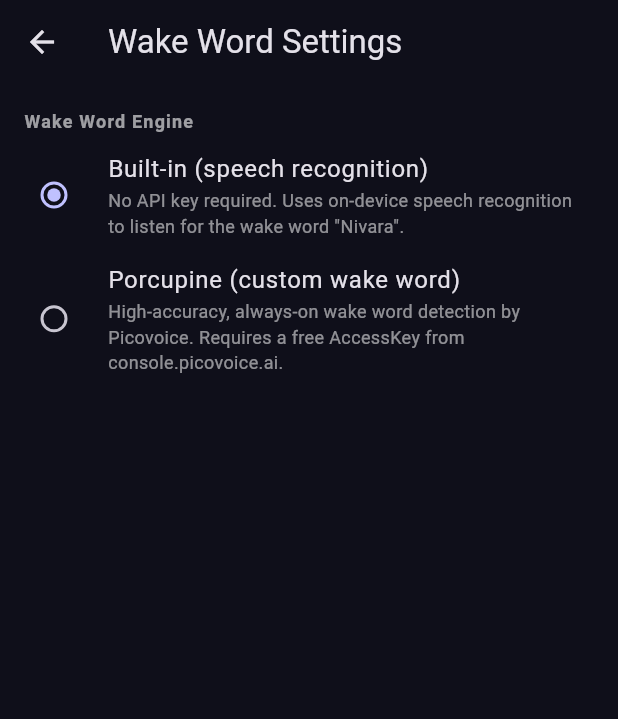
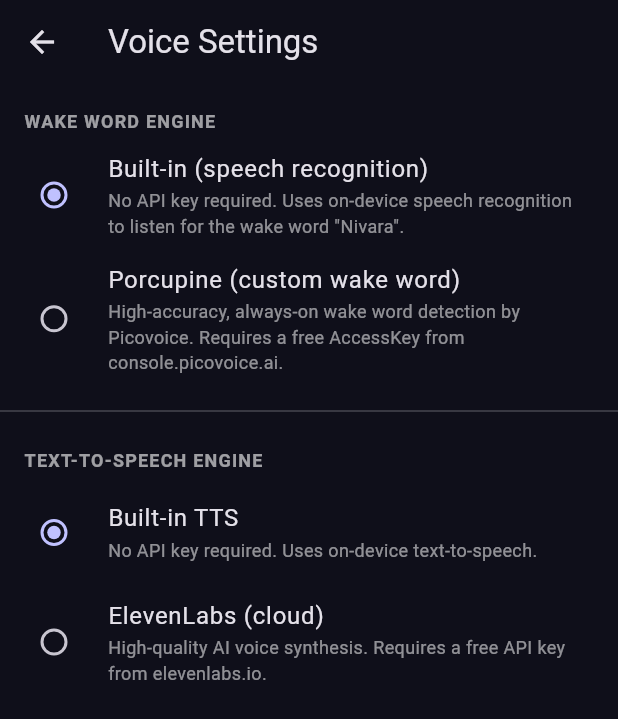
Before and after one commit to upkarnz/Nivara, a Flutter app: the screen it shows once a user with an empty profile is signed in, after a tap on the "send" icon, after a tap on the "settings" icon, on a phone screen of 412 x 824 dp. Shown: the top 719 px of the screen. Run offline on Flutter 3.47's test engine with Material 3 defaults, Android fonts, the phone set to English and light mode, and no system bars; our stand-ins replace cloud_firestore, firebase_auth, firebase_core, flutter_riverpod, flutter_tts, go_router and 6 more; missing offline and left inert: porcupine_flutter; accounts and stored records are empty; generated files the repository leaves out were written again; Roboto replaces fonts that are missing (SF Pro Display).

Commit message:
feat(voice): add TTS provider selection (flutter_tts + ElevenLabs)
- Refactor TtsService to abstract interface class
- Extract FlutterTtsService (on-device, no API key)
- Add ElevenLabsTtsService (cloud, just_audio for MP3 playback)
- Add TtsProvider enum and persist choice via SharedPreferences
- Extend VoiceSettings + VoiceSettingsNotifier with ttsProvider and elevenLabsApiKey fields
- Update VoiceNotifier to swap TTS impl at init based on saved settings
- Add TEXT-TO-SPEECH ENGINE section to VoiceSettingsPage with RadioListTile per provider and conditional API key field + Save button
- Fix pre-existing chat_page.dart missing import for authRepositoryProvider
- All 57 tests pass

```diff
--- a/nivara/lib/features/chat/presentation/pages/chat_page.dart
+++ b/nivara/lib/features/chat/presentation/pages/chat_page.dart
@@ -3,6 +3,7 @@ import 'package:flutter_riverpod/flutter_riverpod.dart';
 import 'package:go_router/go_router.dart';
 
 import '../../../../shared/models/user_profile.dart';
+import '../../../auth/data/auth_repository.dart';
 import '../../../auth/presentation/providers/auth_provider.dart';
 import '../../../profile/presentation/providers/profile_provider.dart';
 import '../providers/chat_provider.dart';
--- /dev/null
+++ b/nivara/lib/voice/flutter_tts_service.dart
@@ -0,0 +1,21 @@
+import 'package:flutter_tts/flutter_tts.dart';
+import 'tts_service.dart';
+
+/// On-device TTS via flutter_tts. No API key required.
+class FlutterTtsService implements TtsService {
+  FlutterTtsService() : _tts = FlutterTts();
+
+  final FlutterTts _tts;
+
+  @override
+  Future<void> speak(String text) async {
+    await _tts.stop();
+    await _tts.speak(text);
+  }
+
+  @override
+  Future<void> stop() => _tts.stop();
+
+  @override
+  Future<void> dispose() => _tts.stop();
+}
--- /dev/null
+++ b/nivara/lib/voice/tts_provider.dart
@@ -0,0 +1,8 @@
+/// Which TTS engine to use for voice output.
+enum TtsProvider {
+  /// Built-in on-device TTS via flutter_tts. No API key required.
+  flutterTts,
+
+  /// Cloud TTS via ElevenLabs. Requires an ElevenLabs API key.
+  elevenLabs,
+}
--- a/nivara/lib/voice/voice_provider.dart
+++ b/nivara/lib/voice/voice_provider.dart
@@ -2,6 +2,9 @@ import 'package:flutter_riverpod/flutter_riverpod.dart';
 import 'package:permission_handler/permission_handler.dart';
 import 'package:speech_to_text/speech_to_text.dart';
 
+import 'elevenlabs_tts_service.dart';
+import 'flutter_tts_service.dart';
+import 'tts_provider.dart';
 import 'tts_service.dart';
 import 'voice_settings_provider.dart';
 import 'voice_state.dart';
@@ -32,8 +35,8 @@ class VoiceNotifier extends Notifier<VoiceState> {
 
   @override
   VoiceState build() {
-    // Initialise asynchronously; UI starts in idle.
-    _tts = TtsService();
+    // Default to flutter_tts until settings load asynchronously.
+    _tts = FlutterTtsService();
     _init();
     // Clean up when the provider is disposed.
     ref.onDispose(() async {
@@ -51,9 +54,22 @@ class VoiceNotifier extends Notifier<VoiceState> {
     _sttReady = await _stt.initialize();
 
     final settings = await ref.read(voiceSettingsProvider.future);
+
+    // Replace default TTS with the user's preferred implementation.
+    await _tts.dispose();
+    _tts = _buildTtsService(settings);
+
     _wakeWord = _buildWakeWordService(settings);
     _wakeWord!.onWakeWord = _onWakeWordDetected;
     await _wakeWord!.start();
+  }
+
+  TtsService _buildTtsService(VoiceSettings settings) {
+    if (settings.ttsProvider == TtsProvider.elevenLabs &&
+        settings.elevenLabsApiKey.isNotEmpty) {
+      return ElevenLabsTtsService(apiKey: settings.elevenLabsApiKey);
+    }
+    return FlutterTtsService();
   }
 
   WakeWordService _buildWakeWordService(VoiceSettings settings) {
--- a/nivara/lib/voice/voice_settings_page.dart
+++ b/nivara/lib/voice/voice_settings_page.dart
@@ -1,14 +1,17 @@
 import 'package:flutter/material.dart';
 import 'package:flutter_riverpod/flutter_riverpod.dart';
 
+import 'tts_provider.dart';
 import 'voice_settings_provider.dart';
 import 'wake_word_engine.dart';
 
-/// Settings page for configuring the wake-word detection engine.
+/// Settings page for configuring wake-word detection and TTS engine.
 ///
-/// Presents a [RadioListTile] per [WakeWordEngine] value.
-/// When [WakeWordEngine.porcupine] is selected, an additional text field
-/// appears so the user can paste their Picovoice AccessKey.
+/// • Wake Word section: [RadioListTile] per [WakeWordEngine].
+///   When [WakeWordEngine.porcupine] is selected an AccessKey field appears.
+///
+/// • TTS Provider section: [RadioListTile] per [TtsProvider].
+///   When [TtsProvider.elevenLabs] is selected an API key field appears.
 class VoiceSettingsPage extends ConsumerStatefulWidget {
   const VoiceSettingsPage({super.key});
 
@@ -17,18 +20,22 @@ class VoiceSettingsPage extends ConsumerStatefulWidget {
 }
 
 class _VoiceSettingsPageState extends ConsumerState<VoiceSettingsPage> {
-  late final TextEditingController _keyCtrl;
-  bool _obscure = true;
+  late final TextEditingController _porcupineCtrl;
+  late final TextEditingController _elevenLabsCtrl;
+  bool _obscurePorcupine = true;
+  bool _obscureElevenLabs = true;
 
   @override
   void initState() {
     super.initState();
-    _keyCtrl = TextEditingController();
+    _porcupineCtrl = TextEditingController();
+    _elevenLabsCtrl = TextEditingController();
   }
 
   @override
   void dispose() {
-    _keyCtrl.dispose();
+    _porcupineCtrl.dispose();
+    _elevenLabsCtrl.dispose();
     super.dispose();
   }
 
@@ -38,25 +45,31 @@ class _VoiceSettingsPageState extends ConsumerState<VoiceSettingsPage> {
 
     return Scaffold(
       appBar: AppBar(
-        title: const Text('Wake Word Settings'),
+        title: const Text('Voice Settings'),
         backgroundColor: Colors.transparent,
       ),
       body: settingsAsync.when(
         loading: () => const Center(child: CircularProgressIndicator()),
         error: (e, _) => Center(child: Text('Error: $e')),
         data: (settings) {
-          // Keep text-field in sync when settings load.
-          if (_keyCtrl.text.isEmpty && settings.porcupineAccessKey.isNotEmpty) {
-            _keyCtrl.text = settings.porcupineAccessKey;
+          // Keep text fields in sync when settings load.
+          if (_porcupineCtrl.text.isEmpty &&
+              settings.porcupineAccessKey.isNotEmpty) {
+            _porcupineCtrl.text = settings.porcupineAccessKey;
+          }
+          if (_elevenLabsCtrl.text.isEmpty &&
+              settings.elevenLabsApiKey.isNotEmpty) {
+            _elevenLabsCtrl.text = settings.elevenLabsApiKey;
           }
 
           return ListView(
             padding: const EdgeInsets.symmetric(vertical: 8),
             children: [
+              // ── Wake Word section header ────────────────────────────────
               const Padding(
                 padding: EdgeInsets.fromLTRB(16, 8, 16, 4),
                 child: Text(
-                  'Wake Word Engine',
+                  'WAKE WORD ENGINE',
                   style: TextStyle(
                     fontSize: 12,
                     fontWeight: FontWeight.w600,
@@ -104,23 +117,26 @@ class _VoiceSettingsPageState extends ConsumerState<VoiceSettingsPage> {
                 },
               ),
 
-              // ── Porcupine AccessKey field (conditional) ───────────────────
+              // ── Porcupine AccessKey field (conditional) ──────────────────
               if (settings.engine == WakeWordEngine.porcupine)
                 Padding(
                   padding:
                       const EdgeInsets.symmetric(horizontal: 16, vertical: 8),
                   child: TextField(
                     key: const Key('porcupine_key_field'),
-                    controller: _keyCtrl,
-                    obscureText: _obscure,
+                    controller: _porcupineCtrl,
+                    obscureText: _obscurePorcupine,
                     decoration: InputDecoration(
                       labelText: 'Picovoice AccessKey',
                       hintText: 'Paste your AccessKey here',
                       suffixIcon: IconButton(
                         icon: Icon(
-                          _obscure ? Icons.visibility : Icons.visibility_off,
+                          _obscurePorcupine
+                              ? Icons.visibility
+                              : Icons.visibility_off,
                         ),
-                        onPressed: () => setState(() => _obscure = !_obscure),
+                        onPressed: () =>
+                            setState(() => _obscurePorcupine = !_obscurePorcupine),
                       ),
                     ),
                     onSubmitted: (key) => ref
@@ -137,8 +153,102 @@ class _VoiceSettingsPageState extends ConsumerState<VoiceSettingsPage> {
                   child: ElevatedButton(
                     onPressed: () => ref
                         .read(voiceSettingsProvider.notifier)
-                        .setPorcupineAccessKey(_keyCtrl.text.trim()),
+                        .setPorcupineAccessKey(_porcupineCtrl.text.trim()),
                     child: const Text('Save AccessKey'),
+                  ),
+                ),
+
+              const Divider(height: 32),
+
+              // ── TTS Provider section header ──────────────────────────────
+              const Padding(
+                padding: EdgeInsets.fromLTRB(16, 8, 16, 4),
+                child: Text(
+                  'TEXT-TO-SPEECH ENGINE',
+                  style: TextStyle(
+                    fontSize: 12,
+                    fontWeight: FontWeight.w600,
+                    color: Colors.white60,
+                    letterSpacing: 0.8,
+                  ),
+                ),
+              ),
+
+              // ── flutter_tts option ───────────────────────────────────────
+              RadioListTile<TtsProvider>(
+                value: TtsProvider.flutterTts,
+                groupValue: settings.ttsProvider,
+                title: const Text('Built-in TTS'),
+                subtitle: const Text(
+                  'No API key required. Uses on-device text-to-speech.',
+                  style: TextStyle(fontSize: 12, color: Colors.white54),
+                ),
+                onChanged: (v) {
+                  if (v != null) {
+                    ref
+                        .read(voiceSettingsProvider.notifier)
+                        .setTtsProvider(v);
+                  }
+                },
+              ),
+
+              // ── ElevenLabs option ────────────────────────────────────────
+              RadioListTile<TtsProvider>(
+                value: TtsProvider.elevenLabs,
+                groupValue: settings.ttsProvider,
+                title: const Text('ElevenLabs (cloud)'),
+                subtitle: const Text(
+                  'High-quality AI voice synthesis. Requires a free API key '
+                  'from elevenlabs.io.',
+                  style: TextStyle(fontSize: 12, color: Colors.white54),
+                ),
+                onChanged: (v) {
+                  if (v != null) {
+                    ref
+                        .read(voiceSettingsProvider.notifier)
+                        .setTtsProvider(v);
+                  }
+                },
+              ),
+
+              // ── ElevenLabs API key field (conditional) ───────────────────
+              if (settings.ttsProvider == TtsProvider.elevenLabs)
+                Padding(
+                  padding:
+                      const EdgeInsets.symmetric(horizontal: 16, vertical: 8),
+                  child: TextField(
+                    key: const Key('elevenlabs_key_field'),
+                    controller: _elevenLabsCtrl,
+                    obscureText: _obscureElevenLabs,
+                    decoration: InputDecoration(
+                      labelText: 'ElevenLabs API Key',
+                      hintText: 'Paste your API key here',
+                      suffixIcon: IconButton(
+                        icon: Icon(
+                          _obscureElevenLabs
+                              ? Icons.visibility
+                              : Icons.visibility_off,
+                        ),
+                        onPressed: () => setState(
+                            () => _obscureElevenLabs = !_obscureElevenLabs),
+                      ),
+                    ),
+                    onSubmitted: (key) => ref
+                        .read(voiceSettingsProvider.notifier)
+                        .setElevenLabsApiKey(key.trim()),
+                    onEditingComplete: () {},
+                  ),
+                ),
+
+              if (settings.ttsProvider == TtsProvider.elevenLabs)
+                Padding(
+                  padding:
+                      const EdgeInsets.symmetric(horizontal: 16, vertical: 4),
+                  child: ElevatedButton(
+                    onPressed: () => ref
+                        .read(voiceSettingsProvider.notifier)
+                        .setElevenLabsApiKey(_elevenLabsCtrl.text.trim()),
+                    child: const Text('Save API Key'),
                   ),
                 ),
             ],
--- a/nivara/lib/voice/voice_settings_provider.dart
+++ b/nivara/lib/voice/voice_settings_provider.dart
@@ -1,5 +1,6 @@
 import 'package:flutter_riverpod/flutter_riverpod.dart';
 import 'package:shared_preferences/shared_preferences.dart';
+import 'tts_provider.dart';
 import 'wake_word_engine.dart';
 
 // ---------------------------------------------------------------------------
@@ -8,6 +9,8 @@ import 'wake_word_engine.dart';
 
 const _kEngine = 'voice_settings_engine';
 const _kPorcupineKey = 'voice_settings_porcupine_access_key';
+const _kTtsProvider = 'voice_settings_tts_provider';
+const _kElevenLabsApiKey = 'voice_settings_elevenlabs_api_key';
 
 // ---------------------------------------------------------------------------
 // VoiceSettings value object
@@ -18,18 +21,26 @@ class VoiceSettings {
   const VoiceSettings({
     this.engine = WakeWordEngine.stt,
     this.porcupineAccessKey = '',
+    this.ttsProvider = TtsProvider.flutterTts,
+    this.elevenLabsApiKey = '',
   });
 
   final WakeWordEngine engine;
   final String porcupineAccessKey;
+  final TtsProvider ttsProvider;
+  final String elevenLabsApiKey;
 
   VoiceSettings copyWith({
     WakeWordEngine? engine,
     String? porcupineAccessKey,
+    TtsProvider? ttsProvider,
+    String? elevenLabsApiKey,
   }) =>
       VoiceSettings(
         engine: engine ?? this.engine,
         porcupineAccessKey: porcupineAccessKey ?? this.porcupineAccessKey,
+        ttsProvider: ttsProvider ?? this.ttsProvider,
+        elevenLabsApiKey: elevenLabsApiKey ?? this.elevenLabsApiKey,
       );
 }
 
@@ -43,10 +54,14 @@ class VoiceSettingsNotifier extends AsyncNotifier<VoiceSettings> {
   Future<VoiceSettings> build() async {
     final prefs = await SharedPreferences.getInstance();
     final engineIndex = prefs.getInt(_kEngine) ?? 0;
-    final key = prefs.getString(_kPorcupineKey) ?? '';
+    final porcKey = prefs.getString(_kPorcupineKey) ?? '';
+    final ttsIndex = prefs.getInt(_kTtsProvider) ?? 0;
+    final elevenKey = prefs.getString(_kElevenLabsApiKey) ?? '';
     return VoiceSettings(
       engine: WakeWordEngine.values[engineIndex],
-      porcupineAccessKey: key,
+      porcupineAccessKey: porcKey,
+      ttsProvider: TtsProvider.values[ttsIndex],
+      elevenLabsApiKey: elevenKey,
     );
   }
 
@@ -61,6 +76,18 @@ class VoiceSettingsNotifier extends AsyncNotifier<VoiceSettings> {
     await prefs.setString(_kPorcupineKey, key);
     state = AsyncData(state.value!.copyWith(porcupineAccessKey: key));
   }
+
+  Future<void> setTtsProvider(TtsProvider provider) async {
+    final prefs = await SharedPreferences.getInstance();
+    await prefs.setInt(_kTtsProvider, provider.index);
+    state = AsyncData(state.value!.copyWith(ttsProvider: provider));
+  }
+
+  Future<void> setElevenLabsApiKey(String key) async {
+    final prefs = await SharedPreferences.getInstance();
+    await prefs.setString(_kElevenLabsApiKey, key);
+    state = AsyncData(state.value!.copyWith(elevenLabsApiKey: key));
+  }
 }
 
 // ---------------------------------------------------------------------------
--- a/nivara/pubspec.yaml
+++ b/nivara/pubspec.yaml
@@ -27,6 +27,7 @@ dependencies:
   porcupine_flutter: ^3.0.2
   speech_to_text: ^7.0.0
   flutter_tts: ^4.0.2
+  just_audio: ^0.9.40
   permission_handler: ^11.3.1
   shared_preferences: ^2.3.2
   # Icons
```
Also changed, not shown: nivara/lib/voice/elevenlabs_tts_service.dart (added, +69 -0 lines), nivara/lib/voice/tts_service.dart (+5 -14 lines), nivara/pubspec.lock, 3 other files.
